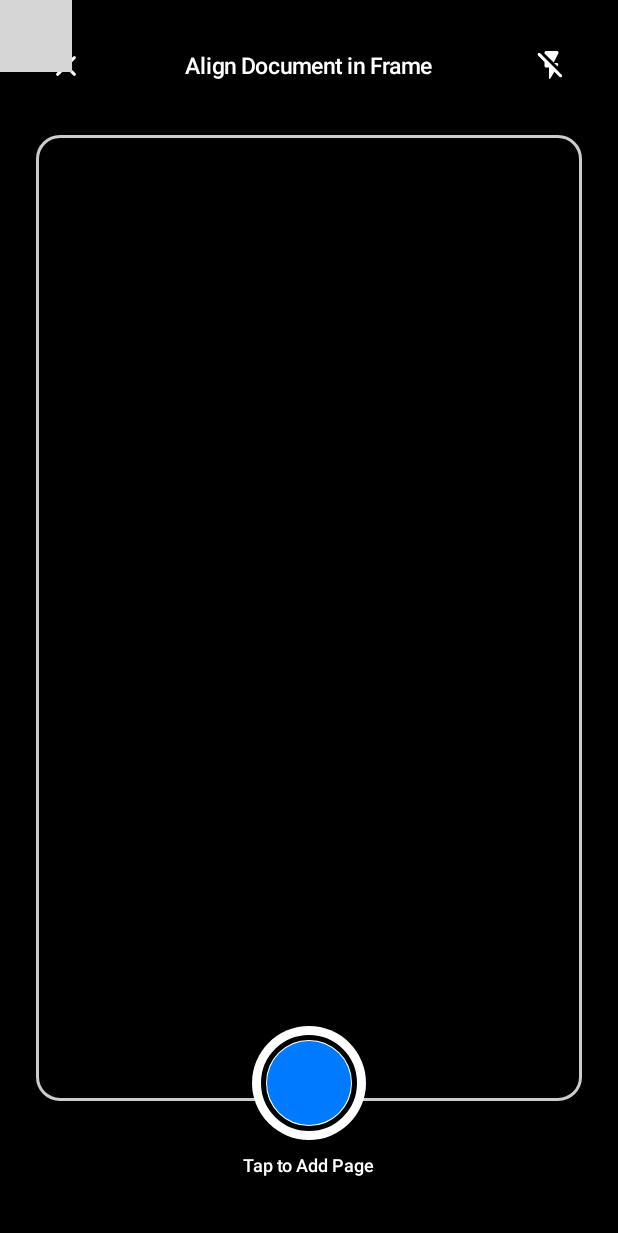
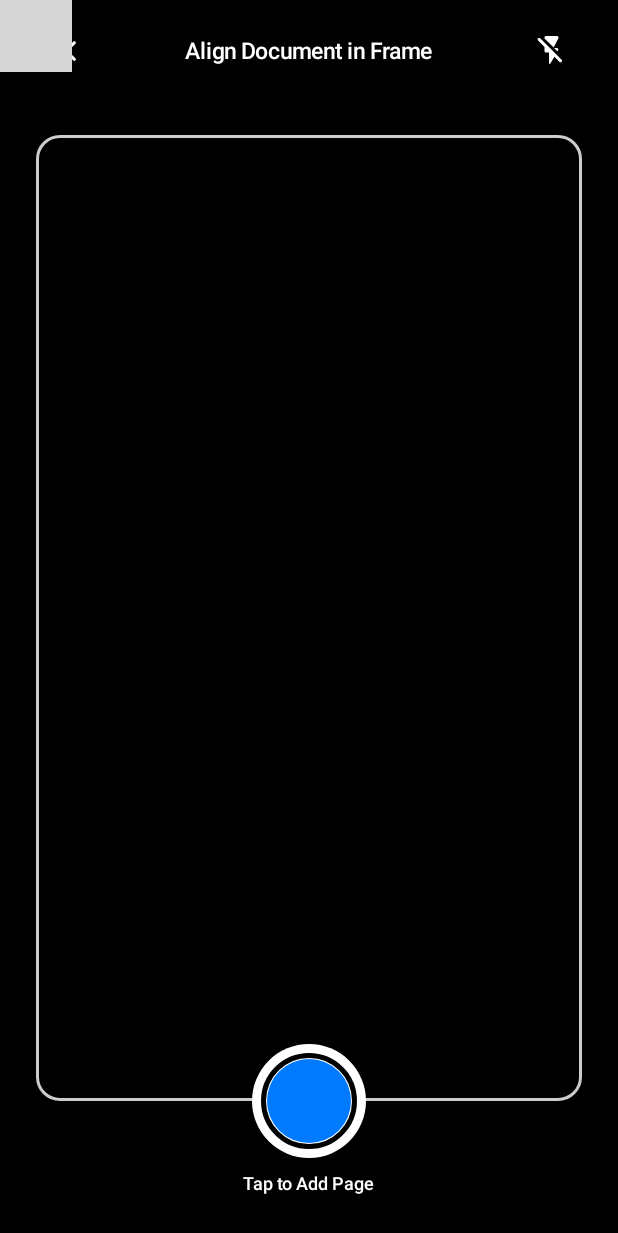
Before and after one commit to parakhmewara2002-gif/Dizop, an Android app built with Jetpack Compose: the composable CameraXScannerView shown on its own in the app's theme, on a phone screen of 412 x 824 dp. Shown: the top 1233 px of the screen. Run offline under Robolectric (Android 15) with nearby library versions, the phone set to English and light mode, and no system bars; libraries missing offline, so code that uses them is left out: androidx.camera.core, androidx.camera.lifecycle, androidx.camera.view; 6 statements that could not run were skipped; grey boxes are pictures that could not be loaded.

Commit message:
fix(v1.0.10): fix camera bottom nav-bar inset padding & defer discovery to eliminate startup delay

```diff
--- a/app/build.gradle.kts
+++ b/app/build.gradle.kts
@@ -12,8 +12,8 @@ android {
         applicationId = "com.dizop.print"
         minSdk = 26
         targetSdk = 35
-        versionCode = 109
-        versionName = "1.0.9"
+        versionCode = 110
+        versionName = "1.0.10"
 
         testInstrumentationRunner = "androidx.test.runner.AndroidJUnitRunner"
         vectorDrawables {
--- a/app/src/main/java/com/dizop/print/ui/components/CameraXScannerView.kt
+++ b/app/src/main/java/com/dizop/print/ui/components/CameraXScannerView.kt
@@ -40,6 +40,12 @@ import androidx.compose.runtime.mutableStateOf
 import androidx.compose.runtime.remember
 import androidx.compose.runtime.setValue
 import androidx.compose.ui.draw.clip
+import androidx.compose.foundation.layout.asPaddingValues
+import androidx.compose.foundation.layout.navigationBars
+import androidx.compose.foundation.layout.statusBars
+import androidx.compose.foundation.layout.WindowInsets
+import androidx.compose.foundation.layout.WindowInsetsSides
+import androidx.compose.foundation.layout.only
 import androidx.compose.ui.Alignment
 import androidx.compose.ui.Modifier
 import androidx.compose.ui.graphics.Color
@@ -121,7 +127,8 @@ fun CameraXScannerView(
         Row(
             modifier = Modifier
                 .fillMaxWidth()
-                .padding(top = 20.dp, start = 20.dp, end = 20.dp),
+                .padding(WindowInsets.statusBars.asPaddingValues())
+                .padding(top = 10.dp, start = 20.dp, end = 20.dp),
             horizontalArrangement = Arrangement.SpaceBetween,
             verticalAlignment = Alignment.CenterVertically
         ) {
@@ -154,12 +161,13 @@ fun CameraXScannerView(
             }
         }
 
-        // Bottom Controls: Done Button + Shutter + Batch Counter
+        // Bottom Controls: Done Button + Shutter + Batch Counter (with Navigation Bar Inset Safety)
         Row(
             modifier = Modifier
                 .fillMaxWidth()
                 .align(Alignment.BottomCenter)
-                .padding(bottom = 36.dp, start = 24.dp, end = 24.dp),
+                .padding(WindowInsets.navigationBars.asPaddingValues())
+                .padding(bottom = 24.dp, start = 24.dp, end = 24.dp),
             horizontalArrangement = Arrangement.SpaceBetween,
             verticalAlignment = Alignment.CenterVertically
         ) {
```
Also changed, not shown: app/src/main/java/com/dizop/print/MainActivity.kt (+5 -3 lines).
